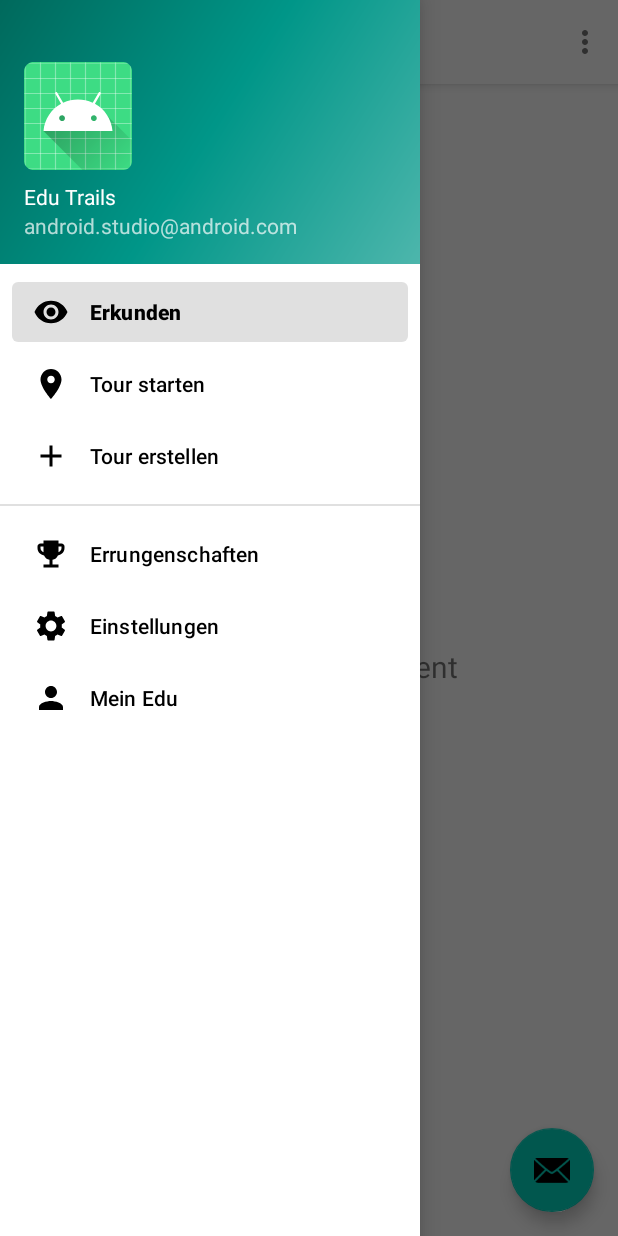
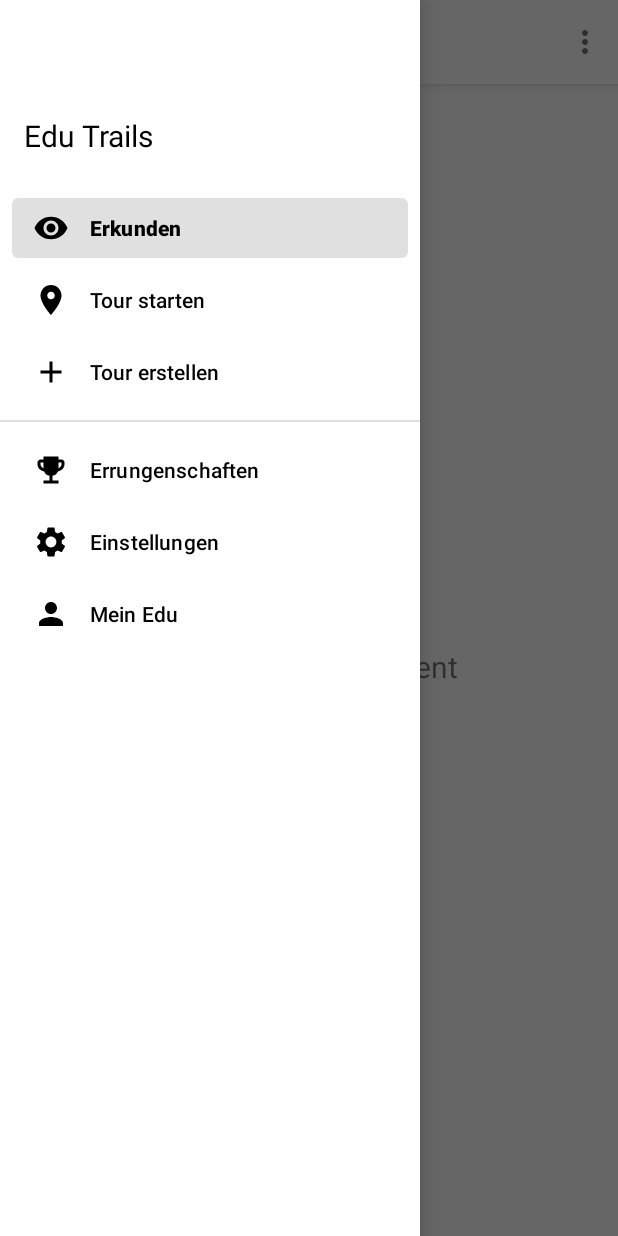
Before and after one commit to Kabbi123/EduTrails, an Android app: the screen it shows after launch (MainActivity), with the side drawer open, on a phone screen of 412 x 824 dp. Run offline under Robolectric (Android 15) with nearby library versions, the phone set to English and light mode, and no system bars; our stand-ins replace navigation-ui.

Commit message:
changed styling of navigation drawer

```diff
--- a/app/src/main/res/layout/app_bar_main.xml
+++ b/app/src/main/res/layout/app_bar_main.xml
@@ -21,13 +21,4 @@
     </com.google.android.material.appbar.AppBarLayout>
 
     <include layout="@layout/content_main" />
-
-    <com.google.android.material.floatingactionbutton.FloatingActionButton
-        android:id="@+id/fab"
-        android:layout_width="wrap_content"
-        android:layout_height="wrap_content"
-        android:layout_gravity="bottom|end"
-        android:layout_margin="@dimen/fab_margin"
-        app:srcCompat="@android:drawable/ic_dialog_email" />
-
 </androidx.coordinatorlayout.widget.CoordinatorLayout>
--- a/app/src/main/res/layout/nav_header.xml
+++ b/app/src/main/res/layout/nav_header.xml
@@ -3,7 +3,7 @@
     xmlns:app="http://schemas.android.com/apk/res-auto"
     android:layout_width="match_parent"
     android:layout_height="@dimen/nav_header_height"
-    android:background="@drawable/side_nav_bar"
+    android:background="@color/white"
     android:gravity="bottom"
     android:orientation="vertical"
     android:paddingLeft="@dimen/activity_horizontal_margin"
@@ -12,24 +12,13 @@
     android:paddingBottom="@dimen/activity_vertical_margin"
     android:theme="@style/ThemeOverlay.AppCompat.Dark">
 
-    <ImageView
-        android:id="@+id/imageView"
-        android:layout_width="wrap_content"
-        android:layout_height="wrap_content"
-        android:contentDescription="@string/nav_header_desc"
-        android:paddingTop="@dimen/nav_header_vertical_spacing"
-        app:srcCompat="@mipmap/ic_launcher_round" />
-
     <TextView
         android:layout_width="match_parent"
         android:layout_height="wrap_content"
         android:paddingTop="@dimen/nav_header_vertical_spacing"
         android:text="@string/nav_header_title"
+        android:textColor = "@color/black"
+        android:textSize="20dp"
         android:textAppearance="@style/TextAppearance.AppCompat.Body1" />
 
-    <TextView
-        android:id="@+id/textView"
-        android:layout_width="wrap_content"
-        android:layout_height="wrap_content"
-        android:text="@string/nav_header_subtitle" />
 </LinearLayout>
--- a/app/src/main/res/values/dimens.xml
+++ b/app/src/main/res/values/dimens.xml
@@ -3,6 +3,5 @@
     <dimen name="activity_horizontal_margin">16dp</dimen>
     <dimen name="activity_vertical_margin">16dp</dimen>
     <dimen name="nav_header_vertical_spacing">8dp</dimen>
-    <dimen name="nav_header_height">176dp</dimen>
-    <dimen name="fab_margin">16dp</dimen>
+    <dimen name="nav_header_height">120dp</dimen>
 </resources>
```
